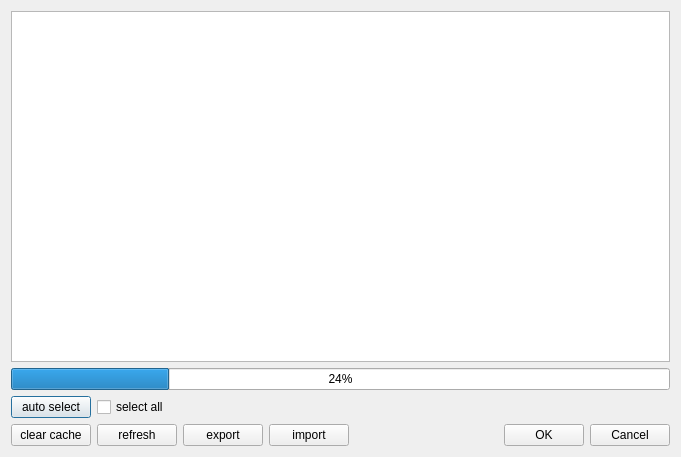
Old version of the form ui/maindialog.ui in the repository shoderico/AccessCvs.
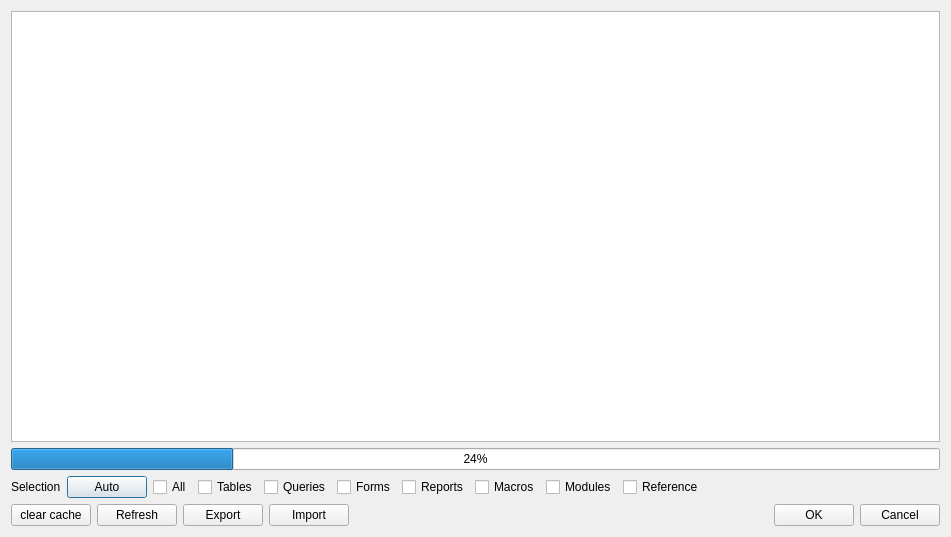
New version of the form.

Commit message: refine selection functions

What changed in the file:
```diff
--- a/ui/maindialog.ui
+++ b/ui/maindialog.ui
@@ -6,8 +6,8 @@
    <rect>
     <x>0</x>
     <y>0</y>
-    <width>681</width>
-    <height>457</height>
+    <width>951</width>
+    <height>537</height>
    </rect>
   </property>
   <property name="windowTitle">
@@ -31,17 +31,73 @@
      </item>
      <item>
       <layout class="QHBoxLayout" name="horizontalLayout_3">
+       <item>
+        <widget class="QLabel" name="label">
+         <property name="text">
+          <string>Selection</string>
+         </property>
+        </widget>
+       </item>
        <item>
         <widget class="QPushButton" name="selectAutoButton">
          <property name="text">
-          <string>auto select</string>
+          <string>Auto</string>
          </property>
         </widget>
        </item>
        <item>
         <widget class="QCheckBox" name="selectAllcheckBox">
          <property name="text">
-          <string>select all</string>
+          <string>All</string>
+         </property>
+        </widget>
+       </item>
+       <item>
+        <widget class="QCheckBox" name="selectTableCheckBox">
+         <property name="text">
+          <string>Tables</string>
+         </property>
+        </widget>
+       </item>
+       <item>
+        <widget class="QCheckBox" name="selectQueryCheckBox">
+         <property name="text">
+          <string>Queries</string>
+         </property>
+        </widget>
+       </item>
+       <item>
+        <widget class="QCheckBox" name="selectFormCheckBox">
+         <property name="text">
+          <string>Forms</string>
+         </property>
+        </widget>
+       </item>
+       <item>
+        <widget class="QCheckBox" name="selectReportCheckBox">
+         <property name="text">
+          <string>Reports</string>
+         </property>
+        </widget>
+       </item>
+       <item>
+        <widget class="QCheckBox" name="selectMacroCheckBox">
+         <property name="text">
+          <string>Macros</string>
+         </property>
+        </widget>
+       </item>
+       <item>
+        <widget class="QCheckBox" name="selectModuleCheckBox">
+         <property name="text">
+          <string>Modules</string>
+         </property>
+        </widget>
+       </item>
+       <item>
+        <widget class="QCheckBox" name="selectReferenceCheckBox">
+         <property name="text">
+          <string>Reference</string>
          </property>
         </widget>
        </item>
@@ -72,21 +128,21 @@
        <item>
         <widget class="QPushButton" name="refreshItemsButton">
          <property name="text">
-          <string>refresh</string>
+          <string>Refresh</string>
          </property>
         </widget>
        </item>
        <item>
         <widget class="QPushButton" name="executeExportButton">
          <property name="text">
-          <string>export</string>
+          <string>Export</string>
          </property>
         </widget>
        </item>
        <item>
         <widget class="QPushButton" name="executeImportButton">
          <property name="text">
-          <string>import</string>
+          <string>Import</string>
          </property>
         </widget>
        </item>
```
Left out of the diff: 2 changed lines with no effect on the pictures. The commit also changes 4 other files.
